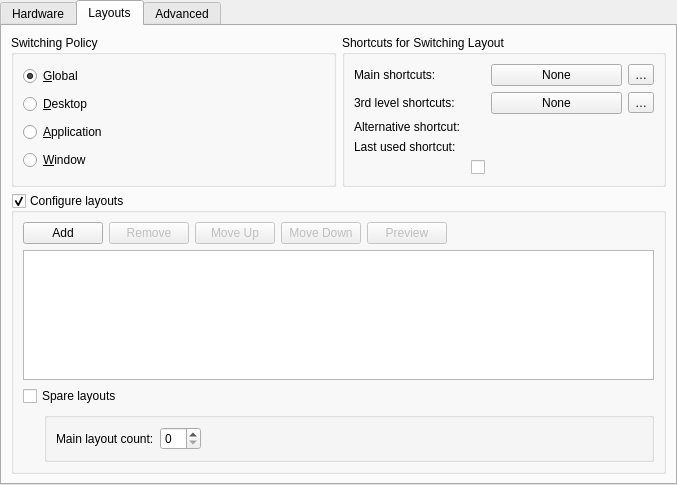
Above: kcms/keyboard/kcm_keyboard.ui from Sonic-DE/sonic-desktop-interface before the change. Below: the same form after it.
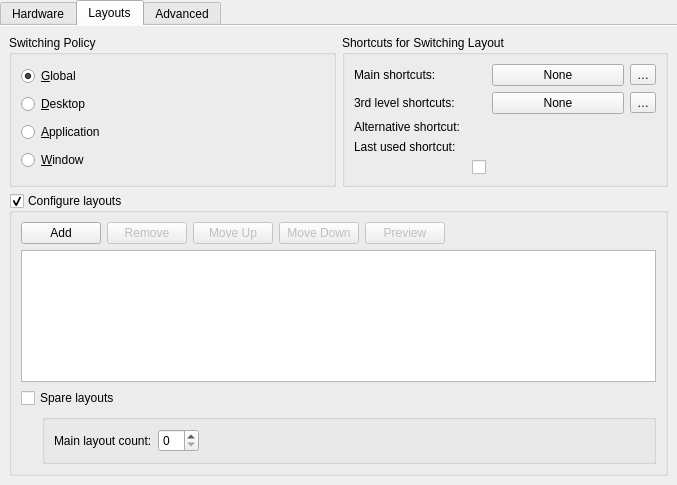
That is the form after the change. Custom widgets are drawn as their Qt base class.

Commit message:
Make keyboard kcm frameless
Same change as many other settings module

```diff
--- a/kcms/keyboard/kcm_keyboard.ui
+++ b/kcms/keyboard/kcm_keyboard.ui
@@ -13,6 +13,9 @@
   <property name="currentIndex">
    <number>1</number>
   </property>
+  <property name="documentMode">
+   <bool>true</bool>
+  </property>
   <widget class="QWidget" name="tabHardware">
    <attribute name="title">
     <string>Hardware</string>
```
